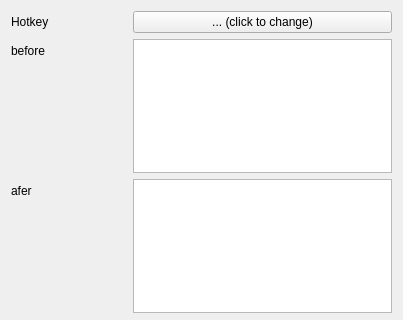
Old version of the form designer/settings_textwrapper.ui in the repository ijgnd/anki__editor__apply__font_color__background_color__custom_class__custom_style; both pictures show x 0 to 403 and y 0 to 320 of the 403 by 516 pixel window.
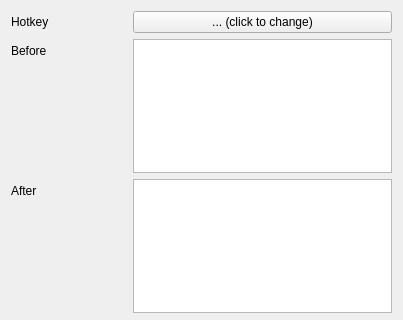
New version of the form.

Patch:
```diff
--- a/designer/settings_textwrapper.ui
+++ b/designer/settings_textwrapper.ui
@@ -33,7 +33,7 @@
      <item row="1" column="0">
       <widget class="QLabel" name="label_10">
        <property name="text">
-        <string>before</string>
+        <string>Before</string>
        </property>
       </widget>
      </item>
@@ -43,7 +43,7 @@
      <item row="2" column="0">
       <widget class="QLabel" name="label_8">
        <property name="text">
-        <string>afer</string>
+        <string>After</string>
        </property>
       </widget>
      </item>
```
